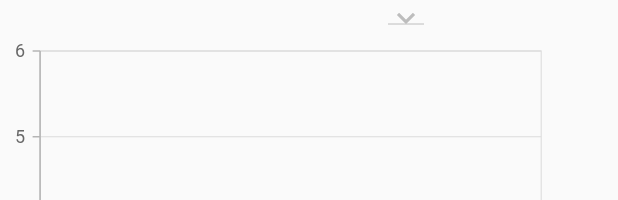
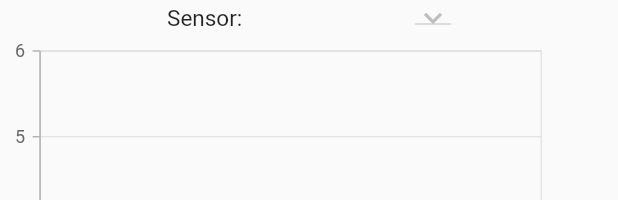
Before and after one commit to LeonelCamposM/LoraMonitor, a Flutter app: the ChartView widget shown alone on an empty page, opened directly with empty values, on a phone screen of 412 x 824 dp. Shown: the top 200 px of the screen. Run offline on Flutter 3.47's test engine with Material 2 defaults, Android fonts, the phone set to English and light mode, and no system bars; our stand-ins replace cloud_firestore, firebase_core, google_fonts, syncfusion_flutter_charts; missing offline and left inert: app_settings; accounts and stored records are empty; generated files the repository leaves out were written again; network calls fail; Roboto replaces fonts that are missing (Heebo); project files that could hold a hidden picture were left out.

Commit message:
add chart sensor name

```diff
--- a/src/lora_monitor/lib/presentation/chart/chart_view.dart
+++ b/src/lora_monitor/lib/presentation/chart/chart_view.dart
@@ -260,7 +260,8 @@ class _ChartViewState extends State<ChartView> {
               Row(
                 mainAxisAlignment: MainAxisAlignment.spaceEvenly,
                 children: [
-                  getBodyText(getSensorName(widget.sensorName), false),
+                  getBodyText(
+                      "Sensor: ${getSensorName(widget.sensorName)}", false),
                   Center(
                       child: DropdownCustomButton(
                           options: options,
--- a/src/lora_monitor/lib/presentation/dashboard/dashboard_view.dart
+++ b/src/lora_monitor/lib/presentation/dashboard/dashboard_view.dart
@@ -341,16 +341,16 @@ String getSensorName(String sensor) {
   String sensorName = "";
   switch (sensor) {
     case "sensorOne":
-      sensorName = "Primer Sensor";
+      sensorName = "Uno";
       break;
     case "sensorTwo":
-      sensorName = "Segundo Sensor";
+      sensorName = "Dos";
       break;
     case "sensorThree":
-      sensorName = "Tercer Sensor";
+      sensorName = "Tres";
       break;
     case "sensorFour":
-      sensorName = "Cuarto Sensor";
+      sensorName = "Cuatro";
       break;
     default:
   }
--- a/src/lora_monitor/lib/presentation/settings/user_limits_view.dart
+++ b/src/lora_monitor/lib/presentation/settings/user_limits_view.dart
@@ -41,7 +41,7 @@ class _UserLimitsViewState extends State<UserLimitsView> {
           child: TitledSlider(
             setValues: setValues,
             title: "Húmedad del suelo",
-            max: 100,
+            max: 3000,
             limit: widget.limit,
           ),
         ),
@@ -95,7 +95,7 @@ class TitledSlider extends StatefulWidget {
 
 class _TitledSliderState extends State<TitledSlider> {
   double max = 0;
-  double min = 0;
+  double min = 1100;
 
   String getValueTag(int value, String title) {
     String tag = "";
```
